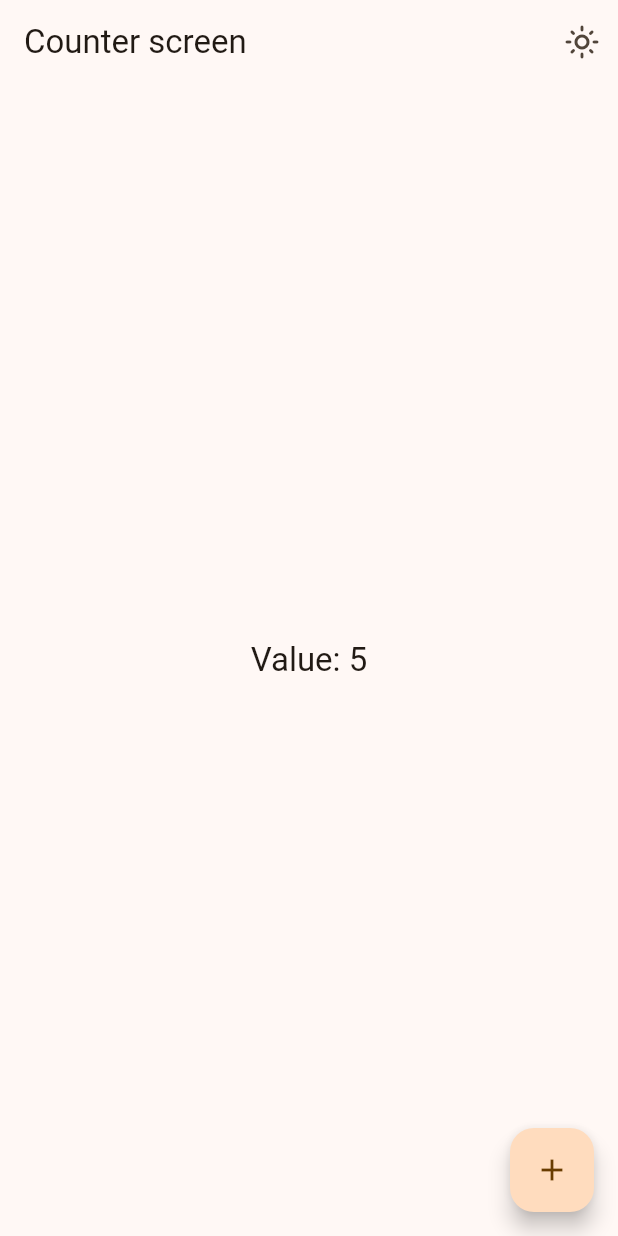
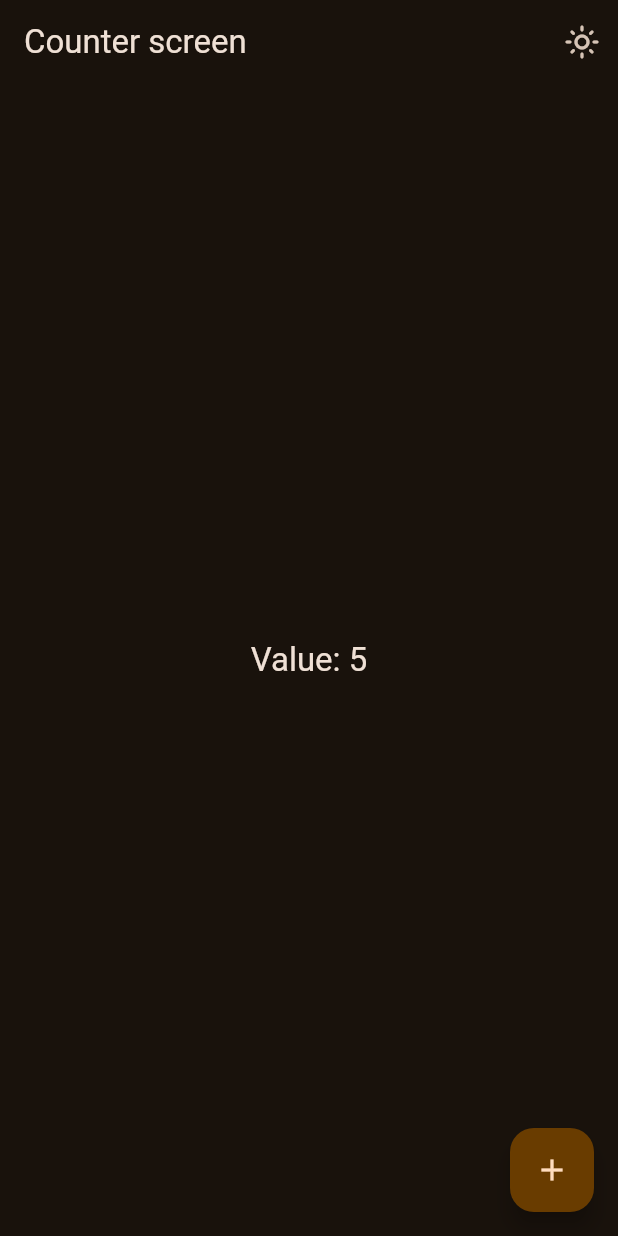
Before and after one commit to HassanAbbud/widgets-app, a Flutter app: the CounterScreen screen opened by its route, after a tap on the "dark mode" icon, on a phone screen of 412 x 824 dp. Run offline on Flutter 3.47's test engine with Material 3 defaults, Android fonts, the phone set to English and light mode, and no system bars; our stand-ins replace animate_do, flutter_riverpod, go_router.

Commit message:
Use the StateNotifier to change state

```diff
--- a/lib/config/themes/app_theme.dart
+++ b/lib/config/themes/app_theme.dart
@@ -29,4 +29,12 @@ class AppTheme {
       )
     );
   }
+
+  AppTheme copyWith({
+    int? selectedColor,
+    bool? isDarkMode
+  }) => AppTheme(
+    selectedColor: selectedColor ?? this.selectedColor,
+    isDarkMode: isDarkMode ?? this.isDarkMode,
+  );
 }
--- a/lib/presentation/providers/theme_provider.dart
+++ b/lib/presentation/providers/theme_provider.dart
@@ -19,4 +19,13 @@ class ThemeNotifier extends StateNotifier<AppTheme> {
   // STATE = new AppTheme();
   ThemeNotifier(): super( AppTheme() );
 
+
+  void toggleDarkMode() {
+    state = state.copyWith( isDarkMode: !state.isDarkMode  );
+  }
+
+  void changeColorIndex( int colorIndex) {
+
+  }
+
 }
--- a/lib/presentation/screens/counter/counter_screen.dart
+++ b/lib/presentation/screens/counter/counter_screen.dart
@@ -12,14 +12,15 @@ class CounterScreen extends ConsumerWidget {
   Widget build(BuildContext context, WidgetRef ref) {
 
     final int clickCounter = ref.watch(counterProvider);
-    final bool isDarkModeActive = ref.watch(darkModeProvider);
+    // final bool isDarkModeActive = ref.watch(darkModeProvider);
+    final bool isDarkModeActive = ref.watch(themeNotifierProvider).isDarkMode;
 
     return Scaffold(
       appBar: AppBar(
         title: const Text("Counter screen"),
       actions: [
         IconButton(
-          onPressed: () => ref.read(darkModeProvider.notifier).state = !isDarkModeActive,
+          onPressed: () => ref.read(themeNotifierProvider.notifier).toggleDarkMode(),
           icon: isDarkModeActive ? const Icon(Icons.light_mode_outlined) : const Icon(Icons.dark_mode_outlined),
         )
       ],
```
Also changed, not shown: lib/presentation/screens/theme_changer/theme_changer_screen.dart (+6 -2 lines).
